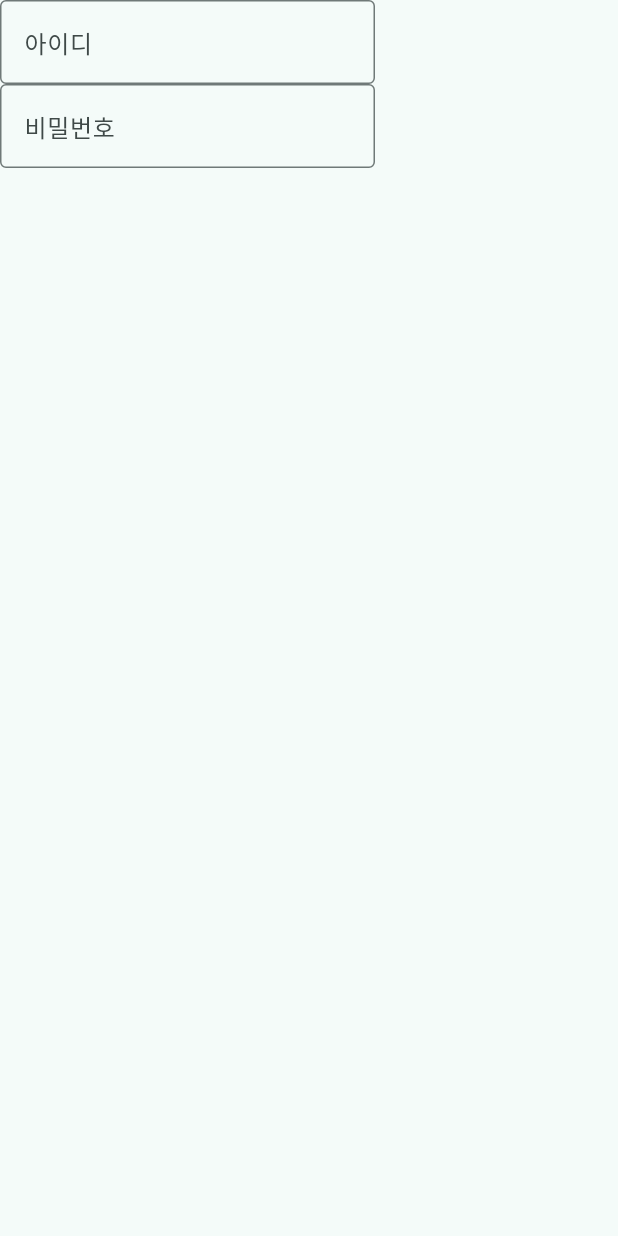
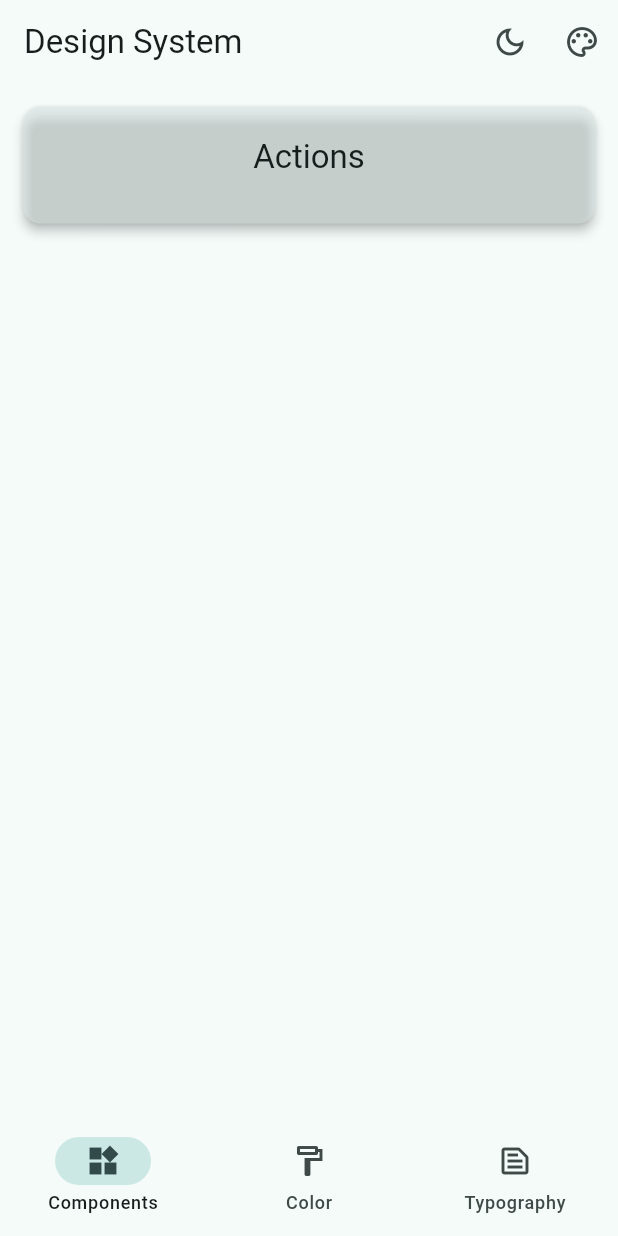
Before and after one commit to YouJongKwon/goodpharm_mobile, a Flutter app: the screen it shows after launch, on a phone screen of 412 x 824 dp. Run offline on Flutter 3.47's test engine with Material 3 defaults, Android fonts, the phone set to English and light mode, and no system bars.

Commit message:
feat - 디자인 시스템 ( typography 추가 )

```diff
--- /dev/null
+++ b/lib/data/constants.dart
@@ -0,0 +1,33 @@
+import 'package:flutter/material.dart';
+
+const double transitionLength = 500;
+
+const horizontalPadding = SizedBox(width: 10);
+const verticalPadding = SizedBox(height: 10);
+
+enum ColorSeed {
+  baseColor('primary', Color(0xff30C6C0)),
+  indigo('Indigo', Colors.indigo),
+  blue('Blue', Colors.blue),
+  teal('Teal', Colors.teal),
+  green('Green', Colors.green),
+  yellow('Yellow', Colors.yellow),
+  orange('Orange', Colors.orange),
+  deepOrange('Deep Orange', Colors.deepOrange),
+  pink('Pink', Colors.pink);
+
+  const ColorSeed(this.label, this.color);
+
+  final String label;
+  final Color color;
+}
+
+enum ScreenSelected {
+  ui(0),
+  color(1),
+  typography(2);
+
+  const ScreenSelected(this.value);
+
+  final int value;
+}
--- a/lib/main.dart
+++ b/lib/main.dart
@@ -1,112 +1,81 @@
 import 'package:flutter/material.dart';
+import 'package:goodpharm_mobile/utils/SizeUtils.dart';
+import 'package:goodpharm_mobile/views/design/design_system.dart';
 import 'package:goodpharm_mobile/views/login/login.dart';
 
+import 'data/constants.dart';
+
 void main() {
-  runApp(const MyApp());
+  runApp(const App());
 }
 
-class MyApp extends StatelessWidget {
-  const MyApp({super.key});
+class App extends StatefulWidget {
+  const App({super.key});
 
-  // This widget is the root of your application.
   @override
-  Widget build(BuildContext context) {
-    return MaterialApp(
-      title: 'GoodPharm-Mobile',
-      theme: ThemeData(
-        colorScheme: ColorScheme.fromSeed(seedColor: const Color(0xff30C6C0)),
-        useMaterial3: true,
-      ),
-      home: Login(),
-      // home: const MyHomePage(title: 'Flutter Demo Home Page'),
-    );
-  }
+  State<StatefulWidget> createState() => _AppState();
 }
 
-class MyHomePage extends StatefulWidget {
-  const MyHomePage({super.key, required this.title});
+class _AppState extends State<App> {
+  ThemeMode themeMode = ThemeMode.system;
+  ColorSeed colorSelected = ColorSeed.baseColor;
+  bool get useLightMode {
+    switch (themeMode) {
+      case ThemeMode.system:
+        return View.of(context).platformDispatcher.platformBrightness ==
+            Brightness.light;
+      case ThemeMode.light:
+        return true;
+      case ThemeMode.dark:
+        return false;
+    }
+  }
 
-  // This widget is the home page of your application. It is stateful, meaning
-  // that it has a State object (defined below) that contains fields that affect
-  // how it looks.
+  void handleBrightnessChange(bool useLightMode) {
+    setState(() {
+      themeMode = useLightMode ? ThemeMode.light : ThemeMode.dark;
+    });
+  }
 
-  // This class is the configuration for the state. It holds the values (in this
-  // case the title) provided by the parent (in this case the App widget) and
-  // used by the build method of the State. Fields in a Widget subclass are
-  // always marked "final".
-
-  final String title;
-
-  @override
-  State<MyHomePage> createState() => _MyHomePageState();
-}
-
-class _MyHomePageState extends State<MyHomePage> {
-  int _counter = 0;
-
-  void _incrementCounter() {
+  void handleColorSelect(int value) {
     setState(() {
-      // This call to setState tells the Flutter framework that something has
-      // changed in this State, which causes it to rerun the build method below
-      // so that the display can reflect the updated values. If we changed
-      // _counter without calling setState(), then the build method would not be
-      // called again, and so nothing would appear to happen.
-      _counter++;
+      colorSelected = ColorSeed.values[value];
+      // darkThemeData.colorScheme = colorSelected.color;
     });
   }
 
   @override
   Widget build(BuildContext context) {
-    // This method is rerun every time setState is called, for instance as done
-    // by the _incrementCounter method above.
-    //
-    // The Flutter framework has been optimized to make rerunning build methods
-    // fast, so that you can just rebuild anything that needs updating rather
-    // than having to individually change instances of widgets.
-    return Scaffold(
-      appBar: AppBar(
-        // TRY THIS: Try changing the color here to a specific color (to
-        // Colors.amber, perhaps?) and trigger a hot reload to see the AppBar
-        // change color while the other colors stay the same.
-        backgroundColor: Theme.of(context).colorScheme.inversePrimary,
-        // Here we take the value from the MyHomePage object that was created by
-        // the App.build method, and use it to set our appbar title.
-        title: Text(widget.title),
+    var w = getScreenWidth(context);
+    var h = getScreenHeight(context);
+
+    return MaterialApp(
+      title: 'GoodPharm-Mobile',
+      themeMode: themeMode,
+      theme: ThemeData(
+          brightness: Brightness.light,
+          useMaterial3: true,
+          colorSchemeSeed: colorSelected.color,
+        // textTheme: const TextTheme(
+        //     displayLarge: TextStyle(fontSize: 30, fontWeight: FontWeight.w500)
+        // )
       ),
-      body: Center(
-        // Center is a layout widget. It takes a single child and positions it
-        // in the middle of the parent.
-        child: Column(
-          // Column is also a layout widget. It takes a list of children and
-          // arranges them vertically. By default, it sizes itself to fit its
-          // children horizontally, and tries to be as tall as its parent.
-          //
-          // Column has various properties to control how it sizes itself and
-          // how it positions its children. Here we use mainAxisAlignment to
-          // center the children vertically; the main axis here is the vertical
-          // axis because Columns are vertical (the cross axis would be
-          // horizontal).
-          //
-          // TRY THIS: Invoke "debug painting" (choose the "Toggle Debug Paint"
-          // action in the IDE, or press "p" in the console), to see the
-          // wireframe for each widget.
-          mainAxisAlignment: MainAxisAlignment.center,
-          children: <Widget>[
-            const Text(
-              'You have pushed the button this many times:',
-            ),
-            Text(
-              '$_counter',
-              style: Theme.of(context).textTheme.headlineMedium,
-            ),
-          ],
-        ),
+      darkTheme: ThemeData(
+        brightness: Brightness.dark,
+        useMaterial3: true,
+          colorSchemeSeed: colorSelected.color,
+        // textTheme: const TextTheme(
+        //     displayLarge: TextStyle(fontSize: 40, fontWeight: FontWeight.w500)
+        // )
       ),
-      floatingActionButton: FloatingActionButton(
-        onPressed: _incrementCounter,
-        tooltip: 'Increment',
-        child: const Icon(Icons.add),
-      ), // This trailing comma makes auto-formatting nicer for build methods.
+      // home: Login(),
+      home: DesignSystem(
+        useLightMode: useLightMode,
+        colorSelected: colorSelected,
+        handleBrightnessChange: handleBrightnessChange,
+        handleColorSelect: handleColorSelect,
+      ), // 디자인 시스템
     );
   }
+
 }
--- /dev/null
+++ b/lib/utils/SizeUtils.dart
@@ -0,0 +1,5 @@
+import 'package:flutter/material.dart';
+
+// screen size
+double getScreenWidth(BuildContext context) => MediaQuery.of(context).size.width;
+double getScreenHeight(BuildContext context) => MediaQuery.of(context).size.height;
--- /dev/null
+++ b/lib/views/design/design_system.dart
@@ -0,0 +1,237 @@
+import 'package:flutter/material.dart';
+import 'package:goodpharm_mobile/views/design/typography.dart';
+import 'package:goodpharm_mobile/views/design/ui.dart';
+
+import '../../data/constants.dart';
+
+/// Design System Home
+class DesignSystem extends StatefulWidget {
+  const DesignSystem(
+      {super.key,
+      required this.useLightMode,
+      required this.colorSelected,
+      required this.handleBrightnessChange,
+      required this.handleColorSelect});
+
+  final bool useLightMode;
+  final ColorSeed colorSelected;
+
+  final void Function(bool useLightMode) handleBrightnessChange;
+  final void Function(int value) handleColorSelect;
+
+  @override
+  State<StatefulWidget> createState() => _DesignSystem();
+}
+
+class _DesignSystem extends State<DesignSystem>
+    with SingleTickerProviderStateMixin {
+  final GlobalKey<ScaffoldState> scaffoldKey = GlobalKey<ScaffoldState>();
+
+  int screenIndex = ScreenSelected.ui.value;
+
+  @override
+  void initState() {
+    super.initState();
+  }
+
+  @override
+  Widget build(BuildContext context) {
+    final ColorScheme colorScheme = Theme.of(context).colorScheme;
+
+    return Scaffold(
+        key: scaffoldKey,
+        appBar: createAppBar(),
+        body: createScreenFor(ScreenSelected.values[screenIndex]),
+        bottomNavigationBar: NavigationBars(
+          onSelectItem: (index) {
+            setState(() {
+              screenIndex = index;
+              handleScreenChanged(screenIndex);
+            });
+          },
+          selectedIndex: screenIndex,
+        ));
+  }
+
+  PreferredSizeWidget createAppBar() {
+    return AppBar(
+      title: const Text("Design System"),
+      actions: [
+        _BrightnessButton(
+          handleBrightnessChange: widget.handleBrightnessChange,
+        ),
+        _ColorSeedButton(
+          colorSelected: widget.colorSelected,
+          handleColorSelect: widget.handleColorSelect,
+        )
+      ],
+    );
+  }
+
+  void handleScreenChanged(int screenSelected) {
+    setState(() {
+      screenIndex = screenSelected;
+    });
+  }
+
+  Widget createScreenFor(ScreenSelected screenSelected) {
+    switch (screenSelected) {
+      case ScreenSelected.ui:
+        return Expanded(
+          child: DesignSystemUI(scaffoldKey: scaffoldKey),
+        );
+      case ScreenSelected.color: // TODO - color
+        return DesignSystemUI(scaffoldKey: scaffoldKey);
+      case ScreenSelected.typography:
+        return const DesignSystemTypography();
+    }
+  }
+}
+
+/**
+ * App Bar
+ * 1. Brightness
+ * 2. Color
+ */
+
+/// App Bar - Brightness
+class _BrightnessButton extends StatelessWidget {
+  const _BrightnessButton({
+    required this.handleBrightnessChange,
+    this.showTooltipBelow = true,
+  });
+
+  final Function handleBrightnessChange;
+  final bool showTooltipBelow;
+
+  @override
+  Widget build(BuildContext context) {
+    final isBright = Theme.of(context).brightness == Brightness.light;
+    return Tooltip(
+      preferBelow: showTooltipBelow,
+      message: 'Toggle brightness',
+      child: IconButton(
+        icon: isBright
+            ? const Icon(Icons.dark_mode_outlined)
+            : const Icon(Icons.light_mode_outlined),
+        onPressed: () => handleBrightnessChange(!isBright),
+      ),
+    );
+  }
+}
+
+/// App Bar - Color
+class _ColorSeedButton extends StatelessWidget {
+  const _ColorSeedButton({
+    required this.handleColorSelect,
+    required this.colorSelected,
+  });
+
+  final void Function(int) handleColorSelect;
+  final ColorSeed colorSelected;
+
+  @override
+  Widget build(BuildContext context) {
+    return PopupMenuButton(
+      icon: Icon(
+        Icons.palette_outlined,
+        color: Theme.of(context).colorScheme.onSurfaceVariant,
+      ),
+      tooltip: 'Select a seed color',
+      shape: RoundedRectangleBorder(borderRadius: BorderRadius.circular(10)),
+      itemBuilder: (context) {
+        return List.generate(ColorSeed.values.length, (index) {
+          ColorSeed currentColor = ColorSeed.values[index];
+
+          return PopupMenuItem(
+            value: index,
+            enabled: currentColor != colorSelected,
+            child: Wrap(
+              children: [
+                Padding(
+                  padding: const EdgeInsets.only(left: 10),
+                  child: Icon(
+                    currentColor == colorSelected
+                        ? Icons.color_lens
+                        : Icons.color_lens_outlined,
+                    color: currentColor.color,
+                  ),
+                ),
+                Padding(
+                  padding: const EdgeInsets.only(left: 20),
+                  child: Text(currentColor.label),
+                ),
+              ],
+            ),
+          );
+        });
+      },
+      onSelected: handleColorSelect,
+    );
+  }
+}
+
+/// Bottom Navigation
+class NavigationBars extends StatefulWidget {
+  const NavigationBars(
+      {super.key, this.onSelectItem, required this.selectedIndex});
+
+  final void Function(int)? onSelectItem;
+  final int selectedIndex;
+
+  @override
+  State<StatefulWidget> createState() => _NavigationBarsState();
+}
+
+class _NavigationBarsState extends State<NavigationBars> {
+  late int selectedIndex;
+
+  @override
+  void initState() {
+    super.initState();
+    selectedIndex = widget.selectedIndex;
+  }
+
+  // TODO - 확인바람
+  // @override
+  // void didUpdateWidget(covariant NavigationBars oldWidget) {
+  //   super.didUpdateWidget(oldWidget);
+  //   if (widget.selectedIndex != oldWidget.selectedIndex) {
+  //     selectedIndex = widget.selectedIndex;
+  //   }
+  // }
+
+  @override
+  Widget build(BuildContext context) {
+    Widget navigationBar = NavigationBar(
+        backgroundColor: Theme.of(context).colorScheme.background,
+        // backgroundColor: Colors.red,
+        selectedIndex: selectedIndex,
+        onDestinationSelected: (index) {
+          setState(() {
+            selectedIndex = index;
+          });
+          widget.onSelectItem!(index);
+        },
+        destinations: navigationItems);
+    return navigationBar;
+  }
+}
+
+const List<NavigationDestination> navigationItems = [
+  NavigationDestination(
+    icon: Icon(Icons.widgets_outlined),
+    label: "Components",
+    selectedIcon: Icon(Icons.widgets),
+  ),
+  NavigationDestination(
+    icon: Icon(Icons.format_paint_outlined),
+    label: "Color",
+    selectedIcon: Icon(Icons.format_paint),
+  ),
+  NavigationDestination(
+    icon: Icon(Icons.text_snippet_outlined),
+    label: "Typography",
+    selectedIcon: Icon(Icons.text_snippet),
+  ),
+];
--- /dev/null
+++ b/lib/views/design/ui.dart
@@ -0,0 +1,161 @@
+import 'package:flutter/material.dart';
+
+import '../../data/constants.dart';
+
+/// Design System ( UI )
+/// * TODO - Slivers 관련 위젯
+/// * https://dalgoodori.tistory.com/63
+/// *
+class DesignSystemUI extends StatelessWidget {
+  const DesignSystemUI({super.key, required this.scaffoldKey});
+
+  final GlobalKey<ScaffoldState> scaffoldKey;
+
+  @override
+  Widget build(BuildContext context) {
+    List<Widget> children = [
+      const Actions(),
+    ];
+
+    return Padding(
+      padding: const EdgeInsets.all(15),
+      child: Column(
+        children: children,
+      ),
+    );
+    // return FocusTraversalGroup(
+    //     child: CustomScrollView(
+    //       slivers: [
+    //         SliverPadding(
+    //           padding: EdgeInsets.zero,
+    //           sliver: SliverList(
+    //             delegate: ,
+    //
+    //           ),
+    //         )
+    //       ],
+    //     )
+    // );
+  }
+}
+
+/// Actions
+class Actions extends StatelessWidget {
+  const Actions({super.key});
+
+  @override
+  Widget build(BuildContext context) {
+    return const ComponentGroupDecoration(
+        title: "Actions", children: <Widget>[]);
+  }
+}
+
+/**
+ * Cards
+ */
+
+/**
+ * Dividers
+ */
+
+/**
+ * Text Field ( Input )
+ */
+
+/**
+ * Buttons
+ */
+
+/**
+ * Radio buttons
+ */
+
+/**
+ * Sliders
+ */
+
+/**
+ * Switches
+ */
+
+/**
+ * Progress
+ */
+
+/**
+ * Checkboxes
+ */
+
+/**
+ * Chips
+ */
+
+/**
+ * Tab Bar
+ */
+
+/**
+ * App Bar
+ */
+
+/**
+ * SnackBar
+ */
+
+/**
+ * Bottom sheet
+ */
+
+/**
+ * Dialog
+ */
+
+/**
+ * Menus ( Drop Down )
+ */
+
+/**
+ * Date picker
+ */
+
+/**
+ * Time picker
+ */
+
+/**
+ * Navigation drawer
+ */
+
+/// Component Group Decoration
+/// * TODO
+/// * - FocusTraversalGroup 뭔지 알아볼 것
+/// * - Theme.of(context).colorScheme, textTheme 값 변경 가능한지?
+class ComponentGroupDecoration extends StatelessWidget {
+  const ComponentGroupDecoration(
+      {super.key, required this.title, required this.children});
+
+  final String title;
+  final List<Widget> children;
+
+  @override
+  Widget build(BuildContext context) {
+    return FocusTraversalGroup(
+        child: Card(
+      margin: EdgeInsets.zero,
+      elevation: 3,
+      color: Theme.of(context).colorScheme.surfaceVariant.withOpacity(0.5),
+      child: Padding(
+        padding: const EdgeInsets.symmetric(vertical: 20.0),
+        child: Center(
+          child: Column(
+            children: [
+              Text(title, style: Theme.of(context).textTheme.titleLarge),
+              verticalPadding,
+              ...children
+            ],
+          ),
+        ),
+      ),
+    ));
+  }
+}
```
Also changed, not shown: lib/views/design/typography.dart (added, +50 -0 lines), lib/views/design/color.dart (added), 1 other file.
